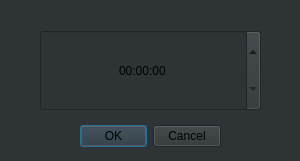
The window that Lab2/addtimerdialog.ui (JustTaya/uniProjects_secondYear) describes before a commit, drawn with Qt 5.
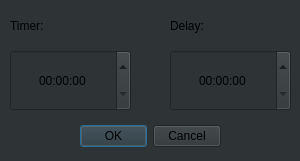
The same window after the commit.

Diff of the .ui file:
```diff
--- a/Lab2/addtimerdialog.ui
+++ b/Lab2/addtimerdialog.ui
@@ -35,10 +35,52 @@
   <widget class="QTimeEdit" name="timeEdit">
    <property name="geometry">
     <rect>
-     <x>40</x>
-     <y>30</y>
-     <width>221</width>
-     <height>81</height>
+     <x>10</x>
+     <y>50</y>
+     <width>121</width>
+     <height>61</height>
+    </rect>
+   </property>
+   <property name="alignment">
+    <set>Qt::AlignCenter</set>
+   </property>
+   <property name="displayFormat">
+    <string>hh:mm:ss</string>
+   </property>
+  </widget>
+  <widget class="QLabel" name="label">
+   <property name="geometry">
+    <rect>
+     <x>10</x>
+     <y>10</y>
+     <width>121</width>
+     <height>31</height>
+    </rect>
+   </property>
+   <property name="text">
+    <string>Timer:</string>
+   </property>
+  </widget>
+  <widget class="QLabel" name="label_2">
+   <property name="geometry">
+    <rect>
+     <x>170</x>
+     <y>10</y>
+     <width>111</width>
+     <height>31</height>
+    </rect>
+   </property>
+   <property name="text">
+    <string>Delay:</string>
+   </property>
+  </widget>
+  <widget class="QTimeEdit" name="Delay">
+   <property name="geometry">
+    <rect>
+     <x>170</x>
+     <y>50</y>
+     <width>121</width>
+     <height>61</height>
     </rect>
    </property>
    <property name="alignment">
```
